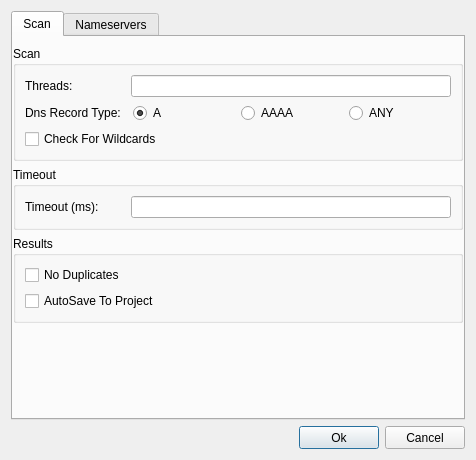
The window that sub3suite/src/Dialogs/ActiveConfigDialog.ui (3nock/OTE) describes before a commit, drawn with Qt 5.
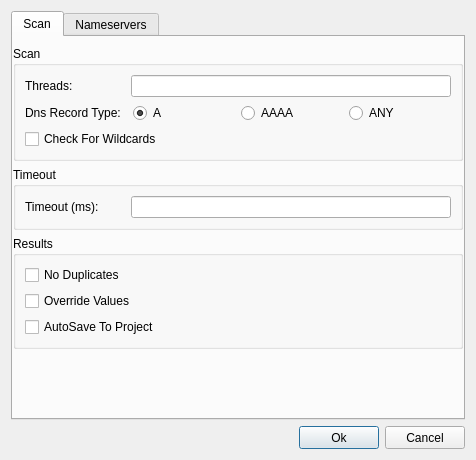
The same window after the commit. Icons and pictures are not drawn. Custom widgets are drawn as their Qt base class.

```diff
--- a/sub3suite/src/Dialogs/ActiveConfigDialog.ui
+++ b/sub3suite/src/Dialogs/ActiveConfigDialog.ui
@@ -174,6 +174,13 @@
             </property>
            </widget>
           </item>
+          <item>
+           <widget class="QCheckBox" name="checkBoxOverride">
+            <property name="text">
+             <string>Override Values</string>
+            </property>
+           </widget>
+          </item>
           <item>
            <widget class="QCheckBox" name="checkBoxAutosave">
             <property name="text">
```
